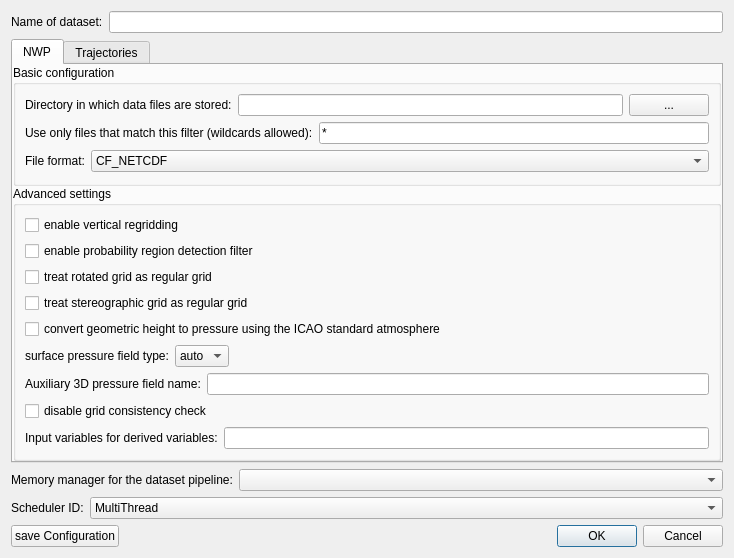
Qt form src/gxfw/adddatasetdialog.ui (chrismile/met.3d) before a commit.
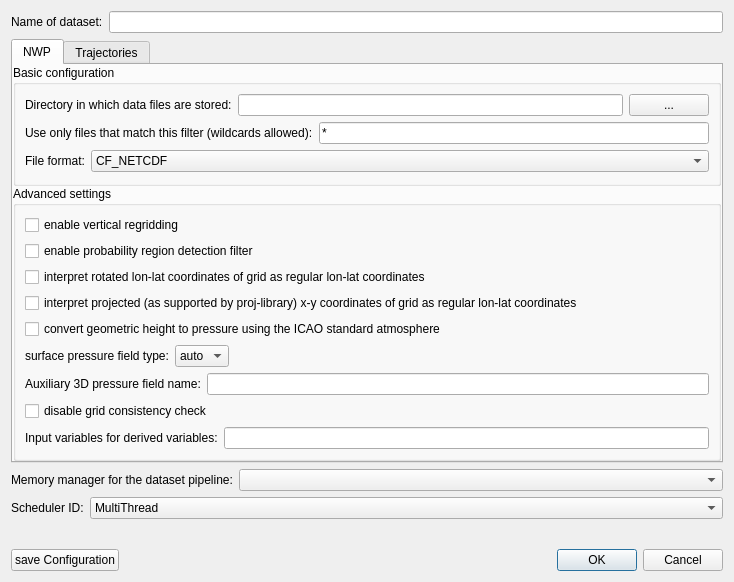
The same form after that commit.

Commit message: map projection support: renamed 'stereographic' to 'projected' throughout the code for future generic projection support

What changed in the file:
```diff
--- a/src/gxfw/adddatasetdialog.ui
+++ b/src/gxfw/adddatasetdialog.ui
@@ -7,7 +7,7 @@
     <x>0</x>
     <y>0</y>
     <width>734</width>
-    <height>556</height>
+    <height>582</height>
    </rect>
   </property>
   <property name="windowTitle">
@@ -183,14 +183,14 @@
           <item>
            <widget class="QCheckBox" name="treatRotatedAsRegularCheckBox">
             <property name="text">
-             <string>treat rotated grid as regular grid</string>
+             <string>interpret rotated lon-lat coordinates of grid as regular lon-lat coordinates</string>
             </property>
            </widget>
           </item>
           <item>
            <widget class="QCheckBox" name="treatStereographicAsRegularCheckBox">
             <property name="text">
-             <string>treat stereographic grid as regular grid</string>
+             <string>interpret projected (as supported by proj-library) x-y coordinates of grid as regular lon-lat coordinates</string>
             </property>
            </widget>
           </item>
```
Left out of the diff: 2 changed lines with no effect on the pictures. The commit also changes 15 other files.
